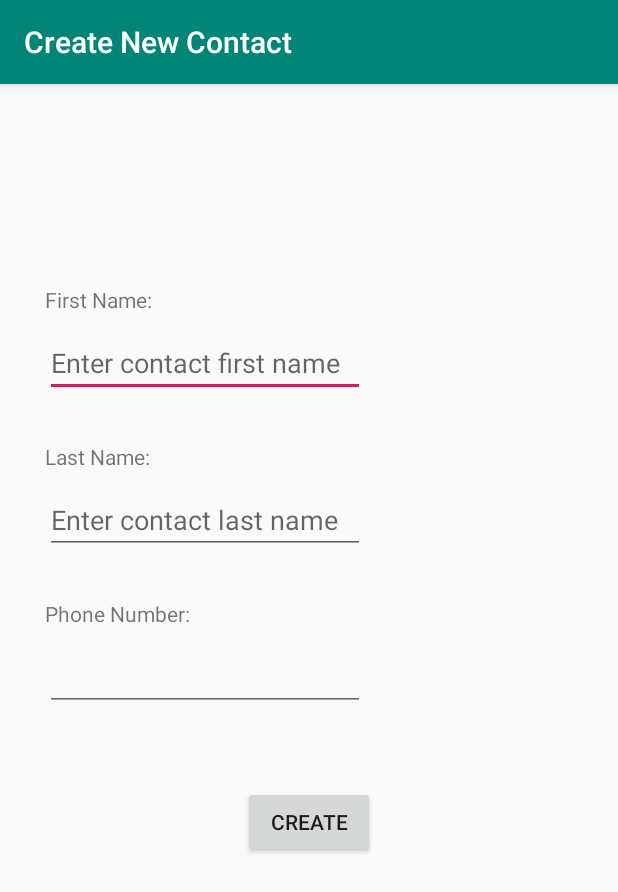
After one commit to JohnYang524/AndroidContactSDK, an Android app: the CreateContactActivity screen opened directly, with no data from a screen before it, on a phone screen of 412 x 824 dp. The commit adds this screen. Shown: the top 892 px of the screen. Run offline under Robolectric (Android 15) with nearby library versions, the phone set to English and light mode, and no system bars.

Commit message:
Added a second activity for creating new contact.

```diff
--- a/twilio-sdk-coding-challenge-android-0.2.0/twilio-sdk-coding-challenge-android-0.2.0/app/src/main/AndroidManifest.xml
+++ b/twilio-sdk-coding-challenge-android-0.2.0/twilio-sdk-coding-challenge-android-0.2.0/app/src/main/AndroidManifest.xml
@@ -17,6 +17,9 @@
                 <category android:name="android.intent.category.LAUNCHER" />
             </intent-filter>
         </activity>
+        <activity
+            android:name="com.contacts.app.CreateContactActivity"
+            android:label="Create New Contact" />
     </application>
 
 </manifest>
--- a/twilio-sdk-coding-challenge-android-0.2.0/twilio-sdk-coding-challenge-android-0.2.0/app/src/main/java/com/contacts/app/ContactListAdapter.java
+++ b/twilio-sdk-coding-challenge-android-0.2.0/twilio-sdk-coding-challenge-android-0.2.0/app/src/main/java/com/contacts/app/ContactListAdapter.java
@@ -65,8 +65,8 @@ public class ContactListAdapter extends RecyclerView.Adapter<ContactListAdapter.
             // to access the context from any ViewHolder instance.
             super(itemView);
 
-            nameTextView = (TextView) itemView.findViewById(R.id.contact_name);
-            phoneTextView = (TextView) itemView.findViewById(R.id.contact_phone_num);
+            nameTextView = (TextView) itemView.findViewById(R.id.tv_contact_name);
+            phoneTextView = (TextView) itemView.findViewById(R.id.tv_contact_phone_num);
         }
     }
 }
--- a/twilio-sdk-coding-challenge-android-0.2.0/twilio-sdk-coding-challenge-android-0.2.0/app/src/main/java/com/contacts/app/ContactsActivity.java
+++ b/twilio-sdk-coding-challenge-android-0.2.0/twilio-sdk-coding-challenge-android-0.2.0/app/src/main/java/com/contacts/app/ContactsActivity.java
@@ -11,7 +11,6 @@ import androidx.recyclerview.widget.LinearLayoutManager;
 import androidx.recyclerview.widget.RecyclerView;
 
 import com.google.android.material.floatingactionbutton.FloatingActionButton;
-import com.google.android.material.snackbar.Snackbar;
 
 import java.util.ArrayList;
 import java.util.List;
@@ -49,18 +48,17 @@ public class ContactsActivity extends AppCompatActivity {
         contactList.addItemDecoration(mDividerItemDecoration);
 
         // add floating action button click
-        FloatingActionButton fab = findViewById(R.id.fab);
-        fab.setOnClickListener(new View.OnClickListener() {
+        FloatingActionButton btn_add = findViewById(R.id.fab_add);
+        btn_add.setOnClickListener(new View.OnClickListener() {
             @Override
             public void onClick(View view) {
-                Snackbar.make(view, "Here's a Snackbar", Snackbar.LENGTH_LONG)
-                        .setAction("Action", null).show();
+                createNewContact();
             }
         });
     }
 
     private void createNewContact() {
-        Intent intent = new Intent(this, CreateContactAcitivity.class);
+        Intent intent = new Intent(this, CreateContactActivity.class);
 //        EditText editText = (EditText) findViewById(R.id.editTextTextPersonName);
 //        String message = editText.getText().toString();
 //        intent.putExtra(EXTRA_MESSAGE, message);
--- /dev/null
+++ b/twilio-sdk-coding-challenge-android-0.2.0/twilio-sdk-coding-challenge-android-0.2.0/app/src/main/java/com/contacts/app/CreateContactActivity.java
@@ -0,0 +1,24 @@
+package com.contacts.app;
+
+import android.os.Bundle;
+import android.view.View;
+import android.widget.Button;
+
+import androidx.annotation.Nullable;
+import androidx.appcompat.app.AppCompatActivity;
+
+public class CreateContactActivity extends AppCompatActivity {
+    @Override
+    protected void onCreate(@Nullable @org.jetbrains.annotations.Nullable Bundle savedInstanceState) {
+        super.onCreate(savedInstanceState);
+        setContentView(R.layout.activity_create_new);
+
+        Button btn_create = findViewById(R.id.btn_create);
+        btn_create.setOnClickListener(new View.OnClickListener() {
+            @Override
+            public void onClick(View v) {
+                finish();
+            }
+        });
+    }
+}
--- a/twilio-sdk-coding-challenge-android-0.2.0/twilio-sdk-coding-challenge-android-0.2.0/app/src/main/res/layout/activity_contacts.xml
+++ b/twilio-sdk-coding-challenge-android-0.2.0/twilio-sdk-coding-challenge-android-0.2.0/app/src/main/res/layout/activity_contacts.xml
@@ -18,7 +18,7 @@
         app:layout_constraintVertical_bias="0.0" />
 
     <com.google.android.material.floatingactionbutton.FloatingActionButton
-        android:id="@+id/fab"
+        android:id="@+id/fab_add"
         android:layout_width="wrap_content"
         android:layout_height="wrap_content"
         android:layout_gravity="end|bottom"
--- /dev/null
+++ b/twilio-sdk-coding-challenge-android-0.2.0/twilio-sdk-coding-challenge-android-0.2.0/app/src/main/res/layout/activity_create_new.xml
@@ -0,0 +1,78 @@
+<?xml version="1.0" encoding="utf-8"?>
+<androidx.constraintlayout.widget.ConstraintLayout xmlns:android="http://schemas.android.com/apk/res/android"
+    xmlns:app="http://schemas.android.com/apk/res-auto"
+    xmlns:tools="http://schemas.android.com/tools"
+    android:layout_width="match_parent"
+    android:layout_height="match_parent"
+    android:layout_marginLeft="30dp"
+    android:layout_marginRight="30dp">
+
+    <TextView
+        android:id="@+id/tv_new_first_name"
+        android:layout_width="wrap_content"
+        android:layout_height="wrap_content"
+        android:layout_marginBottom="10dp"
+        android:text="First Name:"
+        app:layout_constraintBottom_toTopOf="@+id/et_new_first_name"
+        app:layout_constraintStart_toStartOf="parent" />
+
+    <EditText
+        android:id="@+id/et_new_first_name"
+        android:layout_width="wrap_content"
+        android:layout_height="wrap_content"
+        android:ems="10"
+        android:layout_marginBottom="30dp"
+        android:hint="Enter contact first name"
+        android:inputType="textPersonName"
+        app:layout_constraintBottom_toTopOf="@+id/tv_new_last_name"
+        app:layout_constraintStart_toStartOf="parent" />
+
+    <TextView
+        android:id="@+id/tv_new_last_name"
+        android:layout_width="wrap_content"
+        android:layout_height="wrap_content"
+        android:layout_marginBottom="10dp"
+        android:text="Last Name:"
+        app:layout_constraintBottom_toTopOf="@+id/et_new_last_name"
+        app:layout_constraintStart_toStartOf="parent" />
+
+    <EditText
+        android:id="@+id/et_new_last_name"
+        android:layout_width="wrap_content"
+        android:layout_height="wrap_content"
+        android:ems="10"
+        android:layout_marginBottom="30dp"
+        android:hint="Enter contact last name"
+        android:inputType="textPersonName"
+        app:layout_constraintBottom_toTopOf="@+id/tv_new_phone_num"
+        app:layout_constraintStart_toStartOf="parent" />
+
+    <TextView
+        android:id="@+id/tv_new_phone_num"
+        android:layout_width="wrap_content"
+        android:layout_height="wrap_content"
+        android:layout_marginBottom="10dp"
+        android:text="Phone Number:"
+        app:layout_constraintBottom_toTopOf="@+id/et_new_phone_num"
+        app:layout_constraintStart_toStartOf="parent" />
+
+    <EditText
+        android:id="@+id/et_new_phone_num"
+        android:layout_width="wrap_content"
+        android:layout_height="wrap_content"
+        android:ems="10"
+        android:layout_marginBottom="350dp"
+        android:inputType="phone"
+        app:layout_constraintBottom_toBottomOf="parent"
+        app:layout_constraintStart_toStartOf="parent" />
+
+    <Button
+        android:id="@+id/btn_create"
+        android:layout_width="wrap_content"
+        android:layout_height="wrap_content"
+        android:layout_marginTop="50dp"
+        android:text="Create"
+        app:layout_constraintEnd_toEndOf="parent"
+        app:layout_constraintStart_toStartOf="parent"
+        app:layout_constraintTop_toBottomOf="@+id/et_new_phone_num" />
+</androidx.constraintlayout.widget.ConstraintLayout>
--- a/twilio-sdk-coding-challenge-android-0.2.0/twilio-sdk-coding-challenge-android-0.2.0/app/src/main/res/layout/row_item_contact.xml
+++ b/twilio-sdk-coding-challenge-android-0.2.0/twilio-sdk-coding-challenge-android-0.2.0/app/src/main/res/layout/row_item_contact.xml
@@ -15,7 +15,7 @@
         android:padding="8dp">
 
         <TextView
-            android:id="@+id/contact_name"
+            android:id="@+id/tv_contact_name"
             android:layout_width="wrap_content"
             android:layout_height="40dp"
             android:layout_marginTop="8dp"
@@ -27,14 +27,14 @@
             app:layout_constraintTop_toTopOf="parent" />
 
         <TextView
-            android:id="@+id/contact_phone_num"
+            android:id="@+id/tv_contact_phone_num"
             android:layout_width="wrap_content"
             android:layout_height="30dp"
             android:textColor="@color/colorPrimary"
             app:layout_constraintEnd_toEndOf="parent"
             app:layout_constraintHorizontal_bias="0.0"
             app:layout_constraintStart_toStartOf="parent"
-            app:layout_constraintTop_toBottomOf="@id/contact_name" />
+            app:layout_constraintTop_toBottomOf="@id/tv_contact_name" />
 
     </androidx.constraintlayout.widget.ConstraintLayout>
 
```
